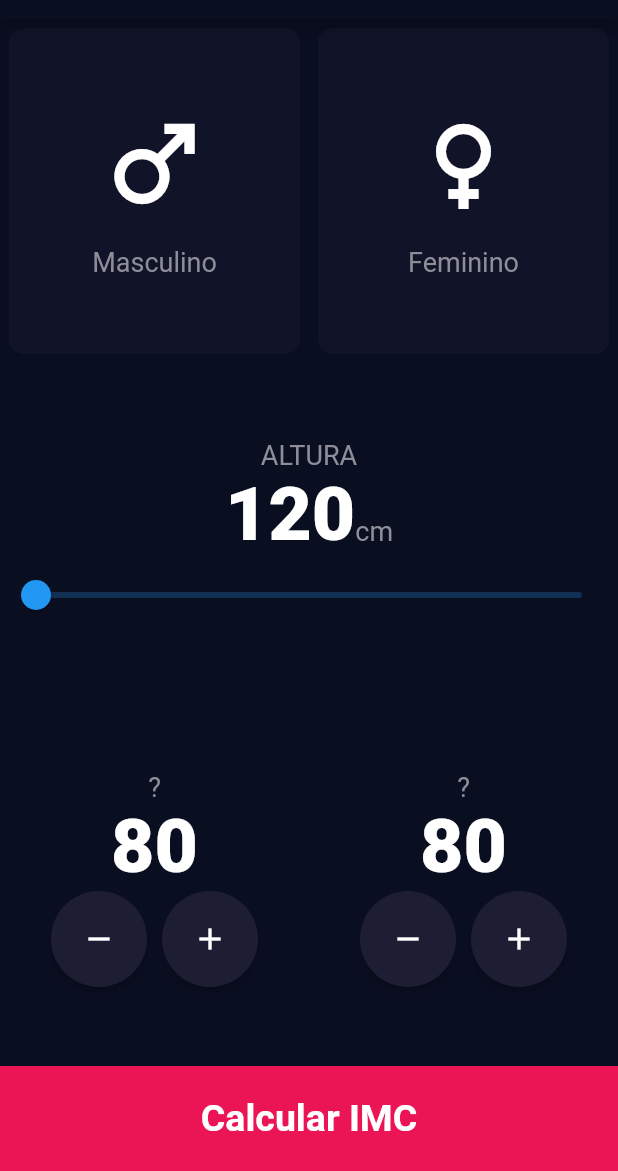
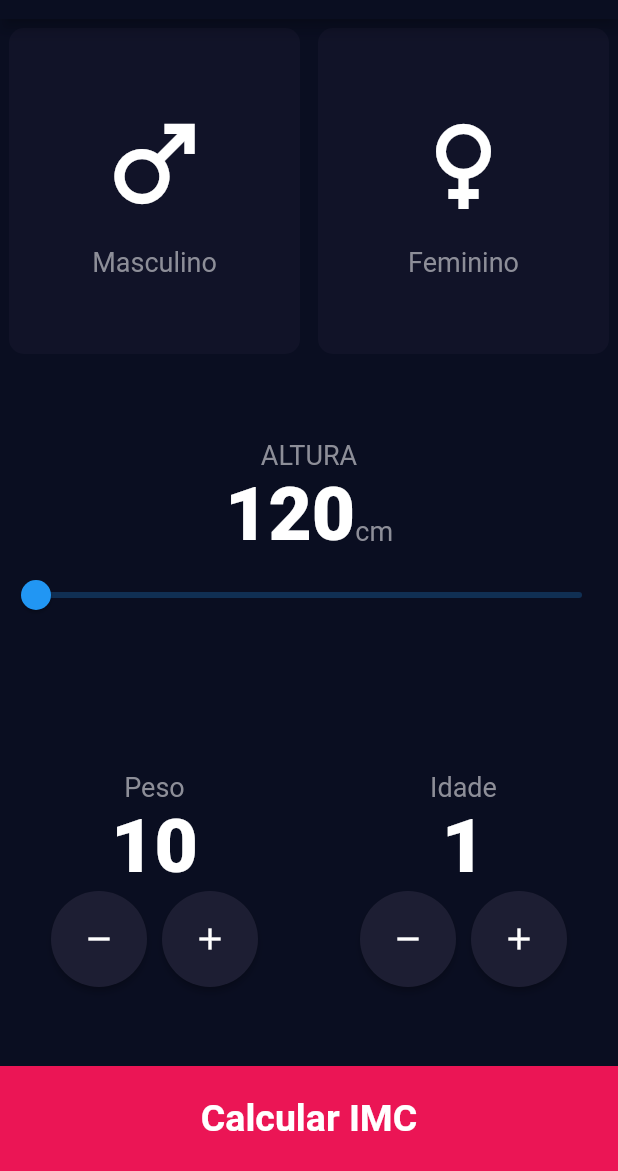
Before and after one commit to gadini/CalculadoraIMC-Flutter, a Flutter app: the screen it shows after launch, on a phone screen of 412 x 824 dp, the part 65-1236 px from its top. Run offline on Flutter 3.47's test engine with Material 2 defaults, Android fonts, the phone set to English and light mode, and no system bars.

```diff
--- a/lib/components/contador.dart
+++ b/lib/components/contador.dart
@@ -2,19 +2,21 @@ import '../constants.dart';
 import 'package:flutter/material.dart';
 
 class Contador extends StatelessWidget {
-  const Contador({super.key});
+  final String titulo;
+  final int valorInicial;
+  const Contador({super.key, required this.titulo, required this.valorInicial});
 
   @override
   Widget build(BuildContext context) {
     return Column(
       mainAxisAlignment: MainAxisAlignment.center,
       children: [
-        const Text(
-          '?',
+        Text(
+          titulo,
           style: labelTextStyle,
         ),
-        const Text(
-          '80',
+         Text(
+           valorInicial.toString(),
           style: numberTextStyle,
         ),
         Row(
--- a/lib/pages/calculadora_page.dart
+++ b/lib/pages/calculadora_page.dart
@@ -81,10 +81,16 @@ class _CalculadoraPageState extends State<CalculadoraPage> {
             child: Row(
               children: [
                 Expanded(
-                  child: Contador(),
+                  child: Contador(
+                    titulo: 'Peso',
+                    valorInicial: 10,
+                  ),
                 ),
                 Expanded(
-                  child: Contador(),
+                  child: Contador(
+                    titulo: 'Idade',
+                    valorInicial: 1,
+                  ),
                 ),
               ],
             ),
```
